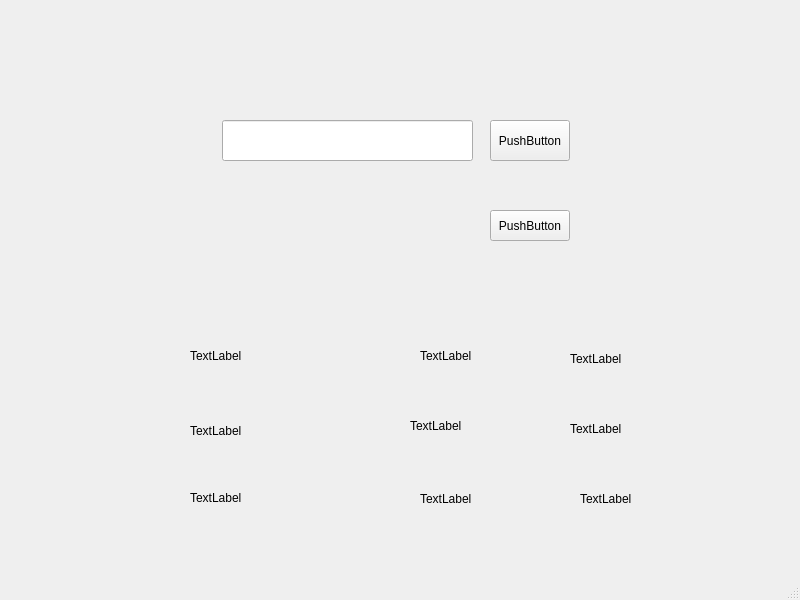
First picture: the form in weather/mainwindowweather.ui, repository Alan-sp/KarlPlay, before the edit.
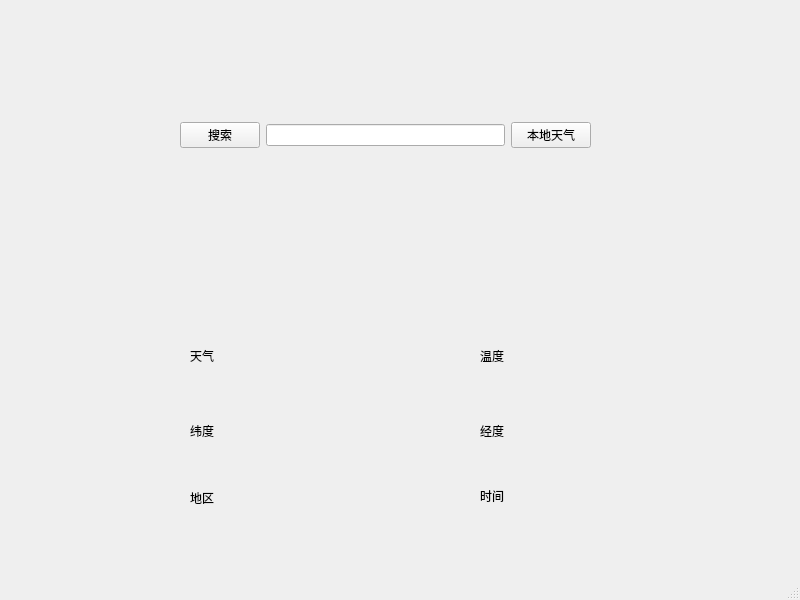
Second picture: the form after the edit.

```diff
--- a/weather/mainwindowweather.ui
+++ b/weather/mainwindowweather.ui
@@ -24,43 +24,20 @@
      </rect>
     </property>
     <property name="text">
-     <string>TextLabel</string>
+     <string>天气</string>
     </property>
    </widget>
    <widget class="QLabel" name="temperatureLabel">
     <property name="geometry">
      <rect>
-      <x>420</x>
+      <x>480</x>
       <y>330</y>
       <width>161</width>
       <height>51</height>
      </rect>
     </property>
     <property name="text">
-     <string>TextLabel</string>
-    </property>
-   </widget>
-   <widget class="QLineEdit" name="cityLineEdit">
-    <property name="geometry">
-     <rect>
-      <x>222</x>
-      <y>120</y>
-      <width>251</width>
-      <height>41</height>
-     </rect>
-    </property>
-   </widget>
-   <widget class="QPushButton" name="searchButton">
-    <property name="geometry">
-     <rect>
-      <x>490</x>
-      <y>120</y>
-      <width>80</width>
-      <height>41</height>
-     </rect>
-    </property>
-    <property name="text">
-     <string>PushButton</string>
+     <string>温度</string>
     </property>
    </widget>
    <widget class="QLabel" name="latitudeLabel">
@@ -73,20 +50,7 @@
      </rect>
     </property>
     <property name="text">
-     <string>TextLabel</string>
-    </property>
-   </widget>
-   <widget class="QLabel" name="longitudeLabel">
-    <property name="geometry">
-     <rect>
-      <x>410</x>
-      <y>400</y>
-      <width>121</width>
-      <height>51</height>
-     </rect>
-    </property>
-    <property name="text">
-     <string>TextLabel</string>
+     <string>纬度</string>
     </property>
    </widget>
    <widget class="QLabel" name="regionLabel">
@@ -94,79 +58,82 @@
      <rect>
       <x>190</x>
       <y>477</y>
-      <width>131</width>
+      <width>141</width>
       <height>41</height>
      </rect>
     </property>
     <property name="text">
-     <string>TextLabel</string>
-    </property>
-   </widget>
-   <widget class="QLabel" name="windLabel">
-    <property name="geometry">
-     <rect>
-      <x>420</x>
-      <y>490</y>
-      <width>55</width>
-      <height>18</height>
-     </rect>
-    </property>
-    <property name="text">
-     <string>TextLabel</string>
-    </property>
-   </widget>
-   <widget class="QLabel" name="humidityLabel">
-    <property name="geometry">
-     <rect>
-      <x>570</x>
-      <y>350</y>
-      <width>55</width>
-      <height>18</height>
-     </rect>
-    </property>
-    <property name="text">
-     <string>TextLabel</string>
-    </property>
-   </widget>
-   <widget class="QPushButton" name="locateButton">
-    <property name="geometry">
-     <rect>
-      <x>490</x>
-      <y>210</y>
-      <width>80</width>
-      <height>31</height>
-     </rect>
-    </property>
-    <property name="text">
-     <string>PushButton</string>
+     <string>地区</string>
     </property>
    </widget>
    <widget class="QLabel" name="multiDayWeatherLabel">
     <property name="geometry">
      <rect>
-      <x>570</x>
-      <y>420</y>
-      <width>55</width>
-      <height>18</height>
-     </rect>
-    </property>
-    <property name="text">
-     <string>TextLabel</string>
-    </property>
-   </widget>
-   <widget class="QLabel" name="timeLabel">
-    <property name="geometry">
-     <rect>
       <x>580</x>
-      <y>490</y>
-      <width>55</width>
-      <height>18</height>
+      <y>190</y>
+      <width>201</width>
+      <height>121</height>
      </rect>
     </property>
     <property name="text">
-     <string>TextLabel</string>
+     <string/>
     </property>
    </widget>
+   <widget class="QLabel" name="longitudeLabel">
+    <property name="geometry">
+     <rect>
+      <x>480</x>
+      <y>410</y>
+      <width>141</width>
+      <height>41</height>
+     </rect>
+    </property>
+    <property name="text">
+     <string>经度</string>
+    </property>
+   </widget>
+   <widget class="QLabel" name="timeLabel">
+    <property name="geometry">
+     <rect>
+      <x>480</x>
+      <y>480</y>
+      <width>161</width>
+      <height>31</height>
+     </rect>
+    </property>
+    <property name="text">
+     <string>时间</string>
+    </property>
+   </widget>
+   <widget class="QWidget" name="layoutWidget">
+    <property name="geometry">
+     <rect>
+      <x>180</x>
+      <y>90</y>
+      <width>411</width>
+      <height>91</height>
+     </rect>
+    </property>
+    <layout class="QHBoxLayout" name="horizontalLayout">
+     <item>
+      <widget class="QPushButton" name="searchButton">
+       <property name="text">
+        <string>搜索</string>
+       </property>
+      </widget>
+     </item>
+     <item>
+      <widget class="QLineEdit" name="cityLineEdit"/>
+     </item>
+     <item>
+      <widget class="QPushButton" name="locateButton">
+       <property name="text">
+        <string>本地天气</string>
+       </property>
+      </widget>
+     </item>
+    </layout>
+   </widget>
   </widget>
   <widget class="QMenuBar" name="menubar">
    <property name="geometry">
```
Left out of the diff: 2 changed lines with no effect on the pictures.
